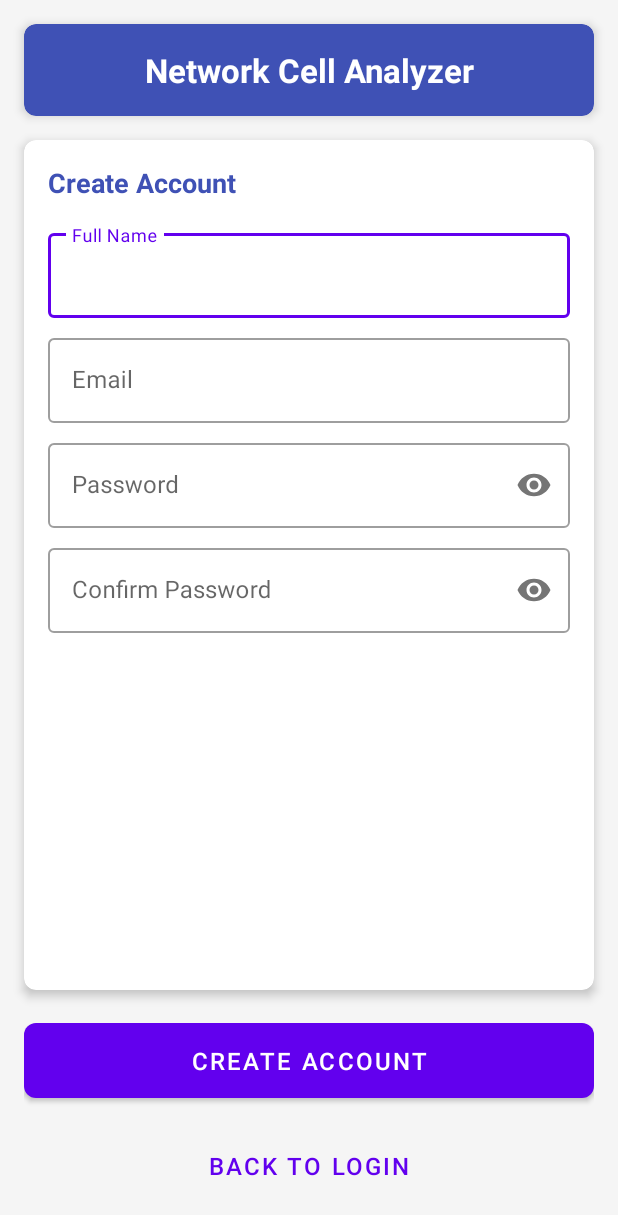
After one commit to Ali-Rammal1/NetworkCellAnalyzer, an Android app built with Jetpack Compose: the RegisterActivity screen opened directly, with no data from a screen before it, on a phone screen of 412 x 824 dp. The commit adds this screen. Shown: the top 1215 px of the screen. Run offline under Robolectric (Android 15) with nearby library versions, the phone set to English and light mode, and no system bars.

Commit message:
Add Login/Register Page

```diff
--- /dev/null
+++ b/android/app/src/main/java/com/example/networkcellanalyzer/RegisterActivity.kt
@@ -0,0 +1,90 @@
+package com.example.networkcellanalyzer
+
+import android.content.Context
+import android.os.Bundle
+import android.widget.Toast
+import androidx.appcompat.app.AppCompatActivity
+import com.google.android.material.button.MaterialButton
+import com.google.android.material.textfield.TextInputEditText
+
+class RegisterActivity : AppCompatActivity() {
+
+    private lateinit var nameEditText: TextInputEditText
+    private lateinit var emailEditText: TextInputEditText
+    private lateinit var passwordEditText: TextInputEditText
+    private lateinit var confirmPasswordEditText: TextInputEditText
+    private lateinit var registerButton: MaterialButton
+    private lateinit var backToLoginButton: MaterialButton
+
+    companion object {
+        private const val PREFS_NAME = "NetworkCellPrefs"
+    }
+
+    override fun onCreate(savedInstanceState: Bundle?) {
+        super.onCreate(savedInstanceState)
+        setContentView(R.layout.activity_register)
+
+        // Initialize UI elements
+        nameEditText = findViewById(R.id.nameEditText)
+        emailEditText = findViewById(R.id.emailEditText)
+        passwordEditText = findViewById(R.id.passwordEditText)
+        confirmPasswordEditText = findViewById(R.id.confirmPasswordEditText)
+        registerButton = findViewById(R.id.registerButton)
+        backToLoginButton = findViewById(R.id.backToLoginButton)
+
+        // Set up click listeners
+        registerButton.setOnClickListener {
+            registerUser()
+        }
+
+        backToLoginButton.setOnClickListener {
+            finish() // Go back to the login activity
+        }
+    }
+
+    private fun registerUser() {
+        val name = nameEditText.text.toString().trim()
+        val email = emailEditText.text.toString().trim()
+        val password = passwordEditText.text.toString().trim()
+        val confirmPassword = confirmPasswordEditText.text.toString().trim()
+
+        // Basic validation
+        if (name.isEmpty()) {
+            nameEditText.error = "Name is required"
+            return
+        }
+
+        if (email.isEmpty()) {
+            emailEditText.error = "Email is required"
+            return
+        }
+
+        if (password.isEmpty()) {
+            passwordEditText.error = "Password is required"
+            return
+        }
+
+        if (confirmPassword.isEmpty()) {
+            confirmPasswordEditText.error = "Confirm your password"
+            return
+        }
+
+        if (password != confirmPassword) {
+            confirmPasswordEditText.error = "Passwords do not match"
+            return
+        }
+
+        // In a real app, you would save credentials to a database or an API
+        // For this example, we'll use SharedPreferences for simplicity
+        val sharedPreferences = getSharedPreferences(PREFS_NAME, Context.MODE_PRIVATE)
+        sharedPreferences.edit().apply {
+            putString("username", name)
+            putString("email", email)
+            putString("password", password) // Note: Storing plain text passwords is insecure!
+            apply()
+        }
+
+        Toast.makeText(this, "Registration successful", Toast.LENGTH_SHORT).show()
+        finish() // Go back to the login activity
+    }
+}
--- /dev/null
+++ b/android/app/src/main/res/layout/activity_register.xml
@@ -0,0 +1,158 @@
+<?xml version="1.0" encoding="utf-8"?>
+<androidx.constraintlayout.widget.ConstraintLayout xmlns:android="http://schemas.android.com/apk/res/android"
+    xmlns:app="http://schemas.android.com/apk/res-auto"
+    xmlns:tools="http://schemas.android.com/tools"
+    android:layout_width="match_parent"
+    android:layout_height="match_parent"
+    android:background="#F5F5F5"
+    tools:context=".RegisterActivity">
+
+    <androidx.cardview.widget.CardView
+        android:id="@+id/headerCard"
+        android:layout_width="match_parent"
+        android:layout_height="wrap_content"
+        android:layout_margin="16dp"
+        app:cardBackgroundColor="#3F51B5"
+        app:cardCornerRadius="8dp"
+        app:cardElevation="4dp"
+        app:layout_constraintTop_toTopOf="parent">
+
+        <TextView
+            android:layout_width="match_parent"
+            android:layout_height="wrap_content"
+            android:gravity="center"
+            android:padding="16dp"
+            android:text="Network Cell Analyzer"
+            android:textColor="#FFFFFF"
+            android:textSize="22sp"
+            android:textStyle="bold" />
+    </androidx.cardview.widget.CardView>
+
+    <androidx.cardview.widget.CardView
+        android:id="@+id/registerCard"
+        android:layout_width="match_parent"
+        android:layout_height="0dp"
+        android:layout_margin="16dp"
+        app:cardCornerRadius="8dp"
+        app:cardElevation="4dp"
+        app:layout_constraintBottom_toTopOf="@+id/buttonsLayout"
+        app:layout_constraintTop_toBottomOf="@+id/headerCard">
+
+        <ScrollView
+            android:layout_width="match_parent"
+            android:layout_height="match_parent">
+
+            <LinearLayout
+                android:layout_width="match_parent"
+                android:layout_height="wrap_content"
+                android:orientation="vertical"
+                android:padding="16dp">
+
+                <TextView
+                    android:layout_width="match_parent"
+                    android:layout_height="wrap_content"
+                    android:text="Create Account"
+                    android:textColor="#3F51B5"
+                    android:textSize="18sp"
+                    android:textStyle="bold"
+                    android:layout_marginBottom="16dp" />
+
+                <com.google.android.material.textfield.TextInputLayout
+                    android:id="@+id/nameLayout"
+                    android:layout_width="match_parent"
+                    android:layout_height="wrap_content"
+                    android:layout_marginBottom="8dp"
+                    app:boxBackgroundColor="#FFFFFF"
+                    style="@style/Widget.MaterialComponents.TextInputLayout.OutlinedBox">
+
+                    <com.google.android.material.textfield.TextInputEditText
+                        android:id="@+id/nameEditText"
+                        android:layout_width="match_parent"
+                        android:layout_height="wrap_content"
+                        android:hint="Full Name"
+                        android:inputType="textPersonName" />
+                </com.google.android.material.textfield.TextInputLayout>
+
+                <com.google.android.material.textfield.TextInputLayout
+                    android:id="@+id/emailLayout"
+                    android:layout_width="match_parent"
+                    android:layout_height="wrap_content"
+                    android:layout_marginBottom="8dp"
+                    app:boxBackgroundColor="#FFFFFF"
+                    style="@style/Widget.MaterialComponents.TextInputLayout.OutlinedBox">
+
+                    <com.google.android.material.textfield.TextInputEditText
+                        android:id="@+id/emailEditText"
+                        android:layout_width="match_parent"
+                        android:layout_height="wrap_content"
+                        android:hint="Email"
+                        android:inputType="textEmailAddress" />
+                </com.google.android.material.textfield.TextInputLayout>
+
+                <com.google.android.material.textfield.TextInputLayout
+                    android:id="@+id/passwordLayout"
+                    android:layout_width="match_parent"
+                    android:layout_height="wrap_content"
+                    android:layout_marginBottom="8dp"
+                    app:boxBackgroundColor="#FFFFFF"
+                    app:passwordToggleEnabled="true"
+                    style="@style/Widget.MaterialComponents.TextInputLayout.OutlinedBox">
+
+                    <com.google.android.material.textfield.TextInputEditText
+                        android:id="@+id/passwordEditText"
+                        android:layout_width="match_parent"
+                        android:layout_height="wrap_content"
+                        android:hint="Password"
+                        android:inputType="textPassword" />
+                </com.google.android.material.textfield.TextInputLayout>
+
+                <com.google.android.material.textfield.TextInputLayout
+                    android:id="@+id/confirmPasswordLayout"
+                    android:layout_width="match_parent"
+                    android:layout_height="wrap_content"
+                    android:layout_marginBottom="8dp"
+                    app:boxBackgroundColor="#FFFFFF"
+                    app:passwordToggleEnabled="true"
+                    style="@style/Widget.MaterialComponents.TextInputLayout.OutlinedBox">
+
+                    <com.google.android.material.textfield.TextInputEditText
+                        android:id="@+id/confirmPasswordEditText"
+                        android:layout_width="match_parent"
+                        android:layout_height="wrap_content"
+                        android:hint="Confirm Password"
+                        android:inputType="textPassword" />
+                </com.google.android.material.textfield.TextInputLayout>
+            </LinearLayout>
+        </ScrollView>
+    </androidx.cardview.widget.CardView>
+
+    <LinearLayout
+        android:id="@+id/buttonsLayout"
+        android:layout_width="match_parent"
+        android:layout_height="wrap_content"
+        android:orientation="vertical"
+        android:layout_margin="16dp"
+        app:layout_constraintBottom_toBottomOf="parent">
+
+        <com.google.android.material.button.MaterialButton
+            android:id="@+id/registerButton"
+            android:layout_width="match_parent"
+            android:layout_height="wrap_content"
+            android:layout_marginBottom="8dp"
+            android:padding="14dp"
+            android:text="CREATE ACCOUNT"
+            android:textSize="16sp"
+            app:cornerRadius="8dp" />
+
+        <com.google.android.material.button.MaterialButton
+            android:id="@+id/backToLoginButton"
+            android:layout_width="match_parent"
+            android:layout_height="wrap_content"
+            android:padding="14dp"
+            android:text="BACK TO LOGIN"
+            android:textSize="16sp"
+            app:cornerRadius="8dp"
+            style="@style/Widget.MaterialComponents.Button.TextButton" />
+    </LinearLayout>
+
+</androidx.constraintlayout.widget.ConstraintLayout>
```
Also changed, not shown: android/app/src/main/AndroidManifest.xml (+17 -5 lines), android/app/src/main/java/com/example/networkcellanalyzer/LoginActivity.kt (added, +113 -0 lines), android/app/src/main/java/com/example/networkcellanalyzer/MainActivity.kt (+65 -1 lines), android/app/src/main/res/layout/activity_login.xml (added, +140 -0 lines), android/app/src/main/res/layout/activity_main.xml (+14 -0 lines), android/app/src/main/res/menu/main_menu.xml (added, +8 -0 lines).
